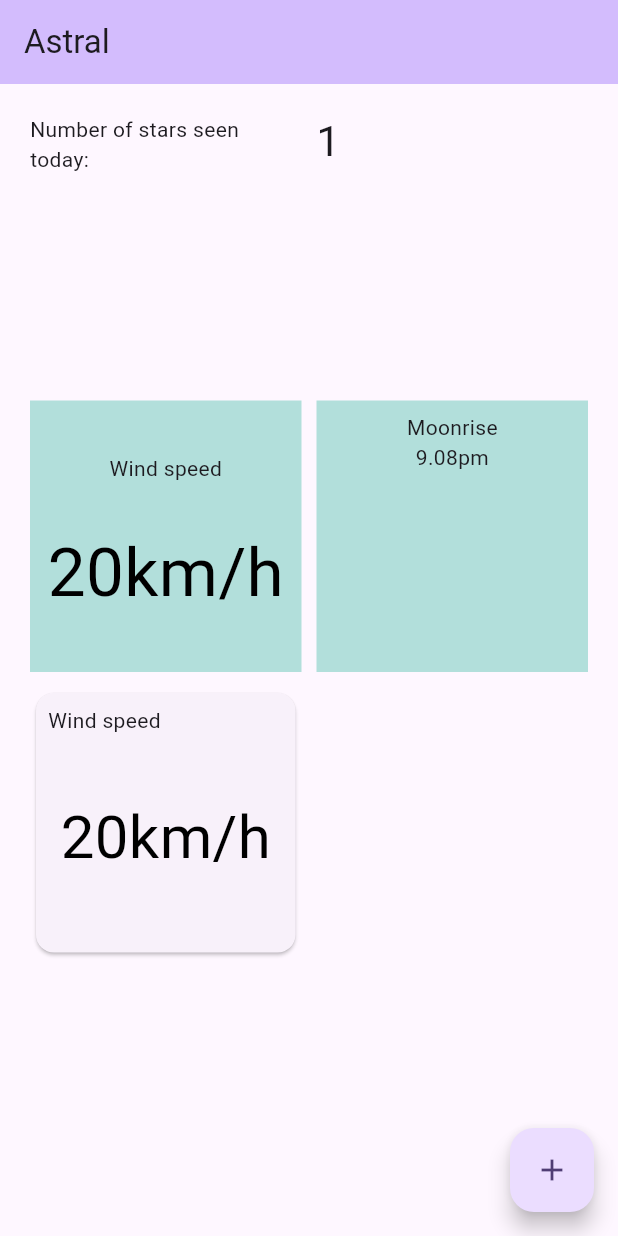
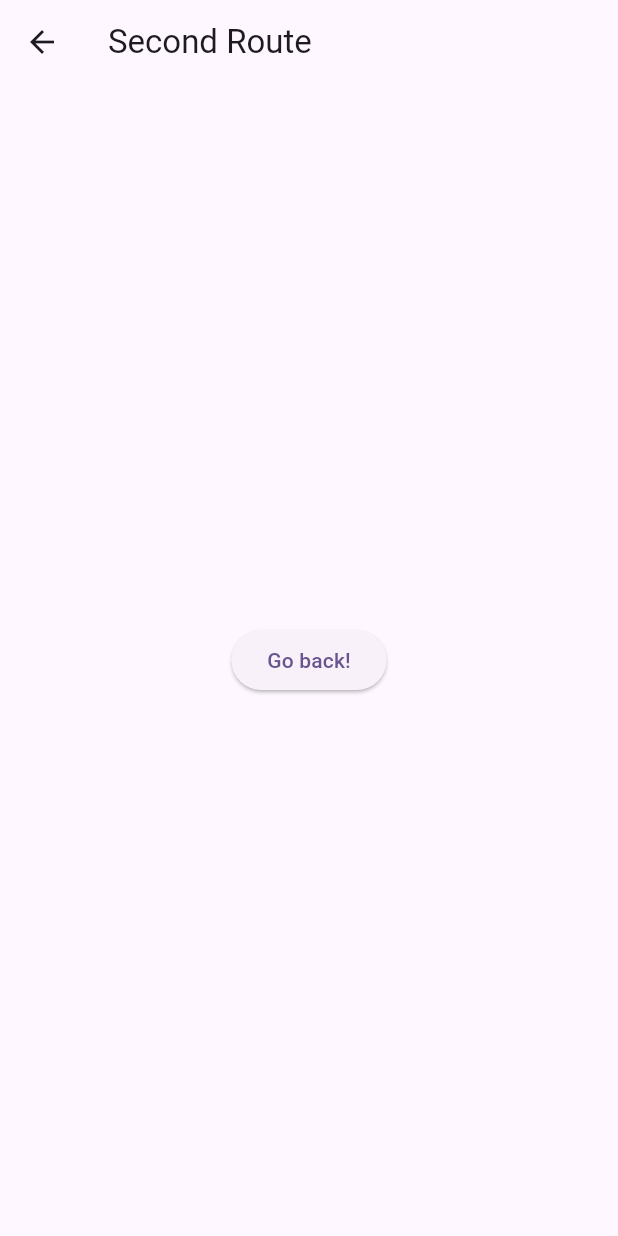
Before and after one commit to johnkimhyuntae/astral, a Flutter app: the screen it shows after launch, after a tap on the "add" icon, on a phone screen of 412 x 824 dp. Run offline on Flutter 3.47's test engine with Material 3 defaults, Android fonts, the phone set to English and light mode, and no system bars.

Commit message:
Increment button goes to new page.

```diff
--- a/lib/main.dart
+++ b/lib/main.dart
@@ -134,8 +134,12 @@
         ),
       ),
       floatingActionButton: FloatingActionButton(
-        onPressed: _incrementCounter,
-        tooltip: 'Increment',
+        onPressed: () {
+          Navigator.push(
+          context,
+          MaterialPageRoute(builder: (context) => const SecondRoute()),
+          );
+        },
         child: const Icon(Icons.add),
       ), // This trailing comma makes auto-formatting nicer for build methods.
     );
@@ -181,3 +185,24 @@
     );
   }
 }
+
+class SecondRoute extends StatelessWidget {
+  const SecondRoute({super.key});
+
+  @override
+  Widget build(BuildContext context) {
+    return Scaffold(
+      appBar: AppBar(
+        title: const Text('Second Route'),
+      ),
+      body: Center(
+        child: ElevatedButton(
+          onPressed: () {
+            Navigator.pop(context);
+          },
+          child: const Text('Go back!'),
+        ),
+      ),
+    );
+  }
+}
```
